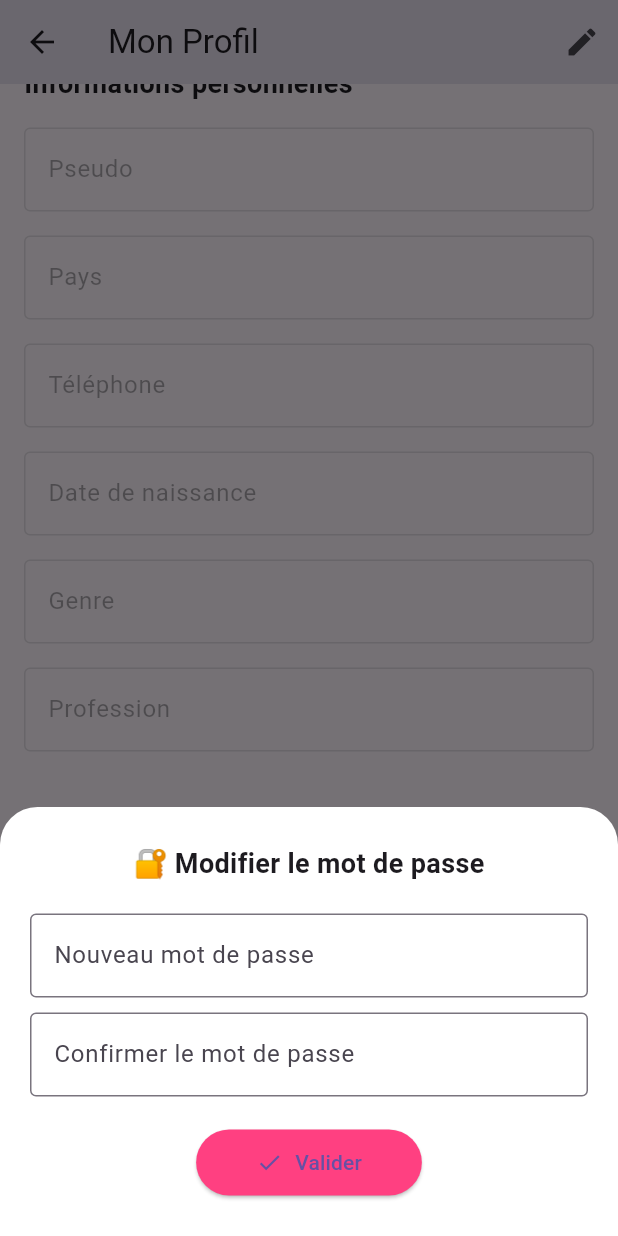
After one commit to BignonBoris/projet-ia-mobile, a Flutter app: the AccountScreen screen opened directly, scrolled down 221 dp, after a tap on the "lock" icon, on a phone screen of 412 x 824 dp. The commit adds this screen. Run offline on Flutter 3.47's test engine with Material 3 defaults, Android fonts, the phone set to English and light mode, and no system bars; our stand-ins replace flutter_colorpicker, flutter_markdown, image_picker, introduction_screen, shared_preferences, socket_io_client; accounts and stored records are empty.

Commit message:
create profile screen

```diff
--- a/lib/classes/button.dart
+++ b/lib/classes/button.dart
@@ -1,13 +1,13 @@
 import 'package:flutter/material.dart';
 
-class Button {
+class ButtonModel {
   final dynamic callAction;
   final String? label;
   final Color? backgroundColor;
   final Color? textColor;
 
-  // Constructeur pour initialiser les propriétés.
-  Button({
+  // Ajoutez le mot-clé 'const' au constructeur
+  const ButtonModel({
     this.callAction,
     this.label = "",
     this.backgroundColor = Colors.pinkAccent,
--- a/lib/main.dart
+++ b/lib/main.dart
@@ -3,6 +3,7 @@ import 'package:projet_ia/screens/home.dart';
 import 'package:provider/provider.dart';
 import 'providers/user_id_provider.dart';
 import 'providers/settings_provider.dart';
+import 'providers/user_provider.dart';
 import 'providers/menu_provider.dart';
 // import 'screens/welcom_chat.dart';
 import 'package:projet_ia/screens/on_bording.dart';
@@ -21,6 +22,7 @@ void main() async {
         ChangeNotifierProvider(create: (_) => UserIdProvider()),
         ChangeNotifierProvider(create: (_) => SettingsProvider()),
         ChangeNotifierProvider(create: (_) => MenuProvider()),
+        ChangeNotifierProvider(create: (_) => UserProvider()),
         // ChangeNotifierProvider(create: (_) => UserIdProvider()..loadUserId()),
       ],
       child: MyApp(seenOnboarding: seenOnboarding),
--- /dev/null
+++ b/lib/providers/user_provider.dart
@@ -0,0 +1,89 @@
+import 'package:flutter/material.dart';
+import 'package:shared_preferences/shared_preferences.dart';
+import 'dart:convert';
+
+class UserProvider with ChangeNotifier {
+  String pseudo = "";
+  String pays = "";
+  String phone = "";
+  String birth = "";
+  String genre = "";
+  String profession = "";
+  String email = "";
+  String password = "";
+  String? profileImagePath;
+
+  bool _isLoaded = false;
+  bool get isLoaded => _isLoaded;
+
+  UserProvider() {
+    _loadUserFromPrefs();
+  }
+
+  Future<void> _loadUserFromPrefs() async {
+    final prefs = await SharedPreferences.getInstance();
+    final userData = prefs.getString('user_data');
+    if (userData != null) {
+      final data = jsonDecode(userData);
+      pseudo = data['pseudo'] ?? "";
+      pays = data['pays'] ?? "";
+      phone = data['phone'] ?? "";
+      birth = data['birth'] ?? "";
+      genre = data['genre'] ?? "";
+      profession = data['profession'] ?? "";
+      email = data['email'] ?? "";
+      password = data['password'] ?? "";
+      profileImagePath = data['profileImagePath'];
+    }
+    _isLoaded = true;
+    notifyListeners();
+  }
+
+  Future<void> _saveUserToPrefs() async {
+    final prefs = await SharedPreferences.getInstance();
+    final data = jsonEncode({
+      'pseudo': pseudo,
+      'pays': pays,
+      'phone': phone,
+      'birth': birth,
+      'genre': genre,
+      'profession': profession,
+      'email': email,
+      'password': password,
+      'profileImagePath': profileImagePath,
+    });
+    await prefs.setString('user_data', data);
+  }
+
+  void updateUser(Map<String, String> updatedData) {
+    pseudo = updatedData['pseudo'] ?? pseudo;
+    pays = updatedData['pays'] ?? pays;
+    phone = updatedData['phone'] ?? phone;
+    birth = updatedData['birth'] ?? birth;
+    genre = updatedData['genre'] ?? genre;
+    profession = updatedData['profession'] ?? profession;
+    email = updatedData['email'] ?? email;
+    _saveUserToPrefs();
+    notifyListeners();
+  }
+
+  void updatePassword(String newPassword) {
+    password = newPassword;
+    _saveUserToPrefs();
+    notifyListeners();
+  }
+
+  void updateProfileImage(String path) {
+    profileImagePath = path;
+    _saveUserToPrefs();
+    notifyListeners();
+  }
+
+  Future<void> clearUser() async {
+    final prefs = await SharedPreferences.getInstance();
+    await prefs.remove('user_data');
+    pseudo = pays = phone = birth = genre = profession = email = password = "";
+    profileImagePath = null;
+    notifyListeners();
+  }
+}
--- /dev/null
+++ b/lib/screens/profile/account.dart
@@ -0,0 +1,354 @@
+import 'dart:io';
+import 'package:flutter/material.dart';
+import 'package:image_picker/image_picker.dart';
+import 'package:provider/provider.dart';
+import 'package:projet_ia/providers/user_provider.dart';
+import "package:projet_ia/screens/profile/login.dart";
+
+class AccountScreen extends StatefulWidget {
+  const AccountScreen({super.key});
+
+  @override
+  State<AccountScreen> createState() => _AccountScreenState();
+}
+
+class _AccountScreenState extends State<AccountScreen> {
+  final _formKey = GlobalKey<FormState>();
+  final ImagePicker _picker = ImagePicker();
+  File? _imageFile;
+  bool _isEditing = false;
+
+  late TextEditingController _pseudoController;
+  late TextEditingController _paysController;
+  late TextEditingController _phoneController;
+  late TextEditingController _birthController;
+  late TextEditingController _genreController;
+  late TextEditingController _professionController;
+  late TextEditingController _emailController;
+
+  @override
+  void initState() {
+    super.initState();
+    final user = context.read<UserProvider>();
+    _pseudoController = TextEditingController(text: user.pseudo);
+    _paysController = TextEditingController(text: user.pays);
+    _phoneController = TextEditingController(text: user.phone);
+    _birthController = TextEditingController(text: user.birth);
+    _genreController = TextEditingController(text: user.genre);
+    _professionController = TextEditingController(text: user.profession);
+    _emailController = TextEditingController(text: user.email);
+  }
+
+  Future<void> _pickImage() async {
+    final pickedFile = await _picker.pickImage(source: ImageSource.gallery);
+    if (pickedFile != null) {
+      setState(() => _imageFile = File(pickedFile.path));
+      context.read<UserProvider>().updateProfileImage(pickedFile.path);
+    }
+  }
+
+  void _openPasswordModal(BuildContext context) {
+    final TextEditingController _newPassword = TextEditingController();
+    final TextEditingController _confirmPassword = TextEditingController();
+
+    showModalBottomSheet(
+      context: context,
+      isScrollControlled: true,
+      backgroundColor: Colors.white,
+      shape: const RoundedRectangleBorder(
+        borderRadius: BorderRadius.vertical(top: Radius.circular(25)),
+      ),
+      builder: (_) {
+        return Padding(
+          padding: EdgeInsets.only(
+            bottom: MediaQuery.of(context).viewInsets.bottom,
+            left: 20,
+            right: 20,
+            top: 25,
+          ),
+          child: Column(
+            mainAxisSize: MainAxisSize.min,
+            children: [
+              const Text(
+                "🔐 Modifier le mot de passe",
+                style: TextStyle(fontSize: 18, fontWeight: FontWeight.bold),
+              ),
+              const SizedBox(height: 20),
+              TextField(
+                controller: _newPassword,
+                obscureText: true,
+                decoration: const InputDecoration(
+                  labelText: "Nouveau mot de passe",
+                  border: OutlineInputBorder(),
+                ),
+              ),
+              const SizedBox(height: 10),
+              TextField(
+                controller: _confirmPassword,
+                obscureText: true,
+                decoration: const InputDecoration(
+                  labelText: "Confirmer le mot de passe",
+                  border: OutlineInputBorder(),
+                ),
+              ),
+              const SizedBox(height: 20),
+              ElevatedButton.icon(
+                icon: const Icon(Icons.check),
+                label: const Text("Valider"),
+                style: ElevatedButton.styleFrom(
+                  backgroundColor: Colors.pinkAccent,
+                  padding: const EdgeInsets.symmetric(
+                    horizontal: 40,
+                    vertical: 12,
+                  ),
+                ),
+                onPressed: () {
+                  if (_newPassword.text == _confirmPassword.text &&
+                      _newPassword.text.isNotEmpty) {
+                    context.read<UserProvider>().updatePassword(
+                      _newPassword.text,
+                    );
+                    Navigator.pop(context);
+                    ScaffoldMessenger.of(context).showSnackBar(
+                      const SnackBar(
+                        content: Text("Mot de passe mis à jour ✅"),
+                      ),
+                    );
+                  } else {
+                    ScaffoldMessenger.of(context).showSnackBar(
+                      const SnackBar(
+                        content: Text(
+                          "Les mots de passe ne correspondent pas ❌",
+                        ),
+                      ),
+                    );
+                  }
+                },
+              ),
+              const SizedBox(height: 25),
+            ],
+          ),
+        );
+      },
+    );
+  }
+
+  @override
+  Widget build(BuildContext context) {
+    final user = context.watch<UserProvider>();
+
+    return Scaffold(
+      appBar: AppBar(
+        title: const Text("Mon Profil"),
+        actions: [
+          IconButton(
+            icon: Icon(_isEditing ? Icons.save : Icons.edit),
+            tooltip: _isEditing ? "Enregistrer" : "Modifier",
+            onPressed: () {
+              if (_isEditing && _formKey.currentState!.validate()) {
+                user.updateUser({
+                  "pseudo": _pseudoController.text,
+                  "pays": _paysController.text,
+                  "phone": _phoneController.text,
+                  "birth": _birthController.text,
+                  "genre": _genreController.text,
+                  "profession": _professionController.text,
+                  "email": _emailController.text,
+                });
+                ScaffoldMessenger.of(context).showSnackBar(
+                  const SnackBar(content: Text("Profil mis à jour ✅")),
+                );
+              }
+              setState(() => _isEditing = !_isEditing);
+            },
+          ),
+        ],
+      ),
+      body: SingleChildScrollView(
+        padding: const EdgeInsets.all(16),
+        child: Form(
+          key: _formKey,
+          child: Column(
+            children: [
+              // 👤 Photo de profil
+              Center(
+                child: Stack(
+                  children: [
+                    CircleAvatar(
+                      radius: 55,
+                      backgroundColor: Colors.grey[300],
+                      backgroundImage:
+                          _imageFile != null
+                              ? FileImage(_imageFile!)
+                              : (user.profileImagePath != null
+                                  ? FileImage(File(user.profileImagePath!))
+                                  : const AssetImage(
+                                        "assets/default_avatar.png",
+                                      )
+                                      as ImageProvider),
+                    ),
+                    if (_isEditing)
+                      Positioned(
+                        bottom: 0,
+                        right: 0,
+                        child: GestureDetector(
+                          onTap: _pickImage,
+                          child: Container(
+                            padding: const EdgeInsets.all(6),
+                            decoration: const BoxDecoration(
+                              shape: BoxShape.circle,
+                              color: Colors.pinkAccent,
+                            ),
+                            child: const Icon(
+                              Icons.camera_alt,
+                              color: Colors.white,
+                              size: 20,
+                            ),
+                          ),
+                        ),
+                      ),
+                  ],
+                ),
+              ),
+              const SizedBox(height: 20),
+              Text(
+                user.pseudo,
+                style: const TextStyle(
+                  fontSize: 20,
+                  fontWeight: FontWeight.bold,
+                ),
+              ),
+              const SizedBox(height: 25),
+
+              _sectionTitle("Informations personnelles"),
+              _buildTextField("Pseudo", _pseudoController),
+              _buildTextField("Pays", _paysController),
+              _buildTextField("Téléphone", _phoneController),
+              _buildTextField("Date de naissance", _birthController),
+              _buildTextField("Genre", _genreController),
+              _buildTextField("Profession", _professionController),
+
+              const SizedBox(height: 25),
+
+              _sectionTitle("Informations de connexion"),
+              _buildTextField(
+                "Adresse e-mail",
+                _emailController,
+                keyboard: TextInputType.emailAddress,
+              ),
+
+              ListTile(
+                title: const Text("Mot de passe"),
+                subtitle: const Text("********"),
+                trailing: IconButton(
+                  icon: const Icon(Icons.lock),
+                  tooltip: "Modifier le mot de passe",
+                  onPressed: () => _openPasswordModal(context),
+                ),
+              ),
+
+              const SizedBox(height: 20),
+              Center(
+                child: ElevatedButton.icon(
+                  style: ElevatedButton.styleFrom(
+                    backgroundColor: Colors.redAccent,
+                    padding: const EdgeInsets.symmetric(
+                      horizontal: 20,
+                      vertical: 12,
+                    ),
+                    shape: RoundedRectangleBorder(
+                      borderRadius: BorderRadius.circular(12),
+                    ),
+                  ),
+                  onPressed: () async {
+                    final confirm = await showDialog<bool>(
+                      context: context,
+                      builder:
+                          (context) => AlertDialog(
+                            title: const Text("Déconnexion"),
+                            content: const Text(
+                              "Souhaitez-vous vraiment vous déconnecter ?",
+                            ),
+                            actions: [
+                              TextButton(
+                                onPressed: () => Navigator.pop(context, false),
+                                child: const Text("Annuler"),
+                              ),
+                              ElevatedButton(
+                                style: ElevatedButton.styleFrom(
+                                  backgroundColor: Colors.redAccent,
+                                ),
+                                onPressed: () => Navigator.pop(context, true),
+                                child: const Text("Oui, déconnecter"),
+                              ),
+                            ],
+                          ),
+                    );
+
+                    if (confirm == true) {
+                      await context.read<UserProvider>().clearUser();
+
+                      // Redirection vers l’écran de login
+                      Navigator.pushAndRemoveUntil(
+                        context,
+                        MaterialPageRoute(builder: (_) => const LoginScreen()),
+                        (route) => false,
+                      );
+                    }
+                  },
+                  icon: const Icon(Icons.logout, color: Colors.white),
+                  label: const Text(
+                    "Se déconnecter",
+                    style: TextStyle(color: Colors.white),
+                  ),
+                ),
+              ),
+              const SizedBox(height: 20),
+            ],
+          ),
+        ),
+      ),
+    );
+  }
+
+  Widget _buildTextField(
+    String label,
+    TextEditingController controller, {
+    bool obscure = false,
+    TextInputType keyboard = TextInputType.text,
+  }) {
+    return Padding(
+      padding: const EdgeInsets.symmetric(vertical: 8),
+      child: TextFormField(
+        controller: controller,
+        enabled: _isEditing,
+        obscureText: obscure,
+        keyboardType: keyboard,
+        decoration: InputDecoration(
+          labelText: label,
+          border: const OutlineInputBorder(),
+          suffixIcon: _isEditing ? const Icon(Icons.edit, size: 18) : null,
+        ),
+        validator: (value) {
+          if (value == null || value.isEmpty) {
+            return "Veuillez remplir ce champ";
+          }
+          return null;
+        },
+      ),
+    );
+  }
+
+  Widget _sectionTitle(String title) {
+    return Align(
+      alignment: Alignment.centerLeft,
+      child: Padding(
+        padding: const EdgeInsets.symmetric(vertical: 8),
+        child: Text(
+          title,
+          style: const TextStyle(fontSize: 18, fontWeight: FontWeight.bold),
+        ),
+      ),
+    );
+  }
+}
--- a/lib/services/connexion.dart
+++ b/lib/services/connexion.dart
@@ -5,8 +5,8 @@ import 'package:http/http.dart' as http;
 import 'package:projet_ia/data/error.dart';
 
 class ConnexionService {
-  // final String baseUrl = "https://fastapi-ia-74eo.onrender.com/groq";
-  final String baseUrl = "http://127.0.0.1:8000/matching";
+  final String baseUrl = "https://fastapi-ia-74eo.onrender.com/matching";
+  // final String baseUrl = "http://127.0.0.1:8000/matching";
 
   Future<List<Map<String, dynamic>>> getAllUserConnexions(
     String uniqueId,
--- a/lib/services/ia_service.dart
+++ b/lib/services/ia_service.dart
@@ -5,8 +5,8 @@ import 'package:http/http.dart' as http;
 import 'package:projet_ia/data/error.dart';
 
 class IAService {
-  // final String baseUrl = "https://fastapi-ia-74eo.onrender.com/groq";
-  final String baseUrl = "http://127.0.0.1:8000/groq";
+  final String baseUrl = "https://fastapi-ia-74eo.onrender.com/groq";
+  // final String baseUrl = "http://127.0.0.1:8000/groq";
 
   Future<List<Map<String, String>>> getUserMessages(String uniqueId) async {
     try {
--- a/lib/services/invitation.dart
+++ b/lib/services/invitation.dart
@@ -6,8 +6,8 @@ import 'package:projet_ia/data/error.dart';
 import 'package:projet_ia/classes/maching_guest_input.dart';
 
 class InvitationService {
-  // final String baseUrl = "https://fastapi-ia-74eo.onrender.com/groq";
-  final String baseUrl = "http://127.0.0.1:8000/matching";
+  final String baseUrl = "https://fastapi-ia-74eo.onrender.com/matching";
+  // final String baseUrl = "http://127.0.0.1:8000/matching";
 
   Future<String> updateInvitation(
     String invitation_id,
--- a/lib/services/matching.dart
+++ b/lib/services/matching.dart
@@ -6,8 +6,8 @@ import 'package:projet_ia/classes/maching_guest_input.dart';
 import 'package:projet_ia/data/error.dart';
 
 class IAMatchingService {
-  // final String baseUrl = "https://fastapi-ia-74eo.onrender.com/groq";
-  final String baseUrl = "http://127.0.0.1:8000/matching";
+  final String baseUrl = "https://fastapi-ia-74eo.onrender.com/matching";
+  // final String baseUrl = "http://127.0.0.1:8000/matching";
 
   Future<String> initMatching(String uniqueId) async {
     try {
--- a/lib/services/users_service.dart
+++ b/lib/services/users_service.dart
@@ -5,8 +5,8 @@ import 'package:http/http.dart' as http;
 import 'package:projet_ia/classes/user.dart';
 
 class UserService {
-  // final String baseUrl = "https://fastapi-ia-74eo.onrender.com/groq";
-  final String baseUrl = "http://127.0.0.1:8000/groq";
+  final String baseUrl = "https://fastapi-ia-74eo.onrender.com/groq";
+  // final String baseUrl = "http://127.0.0.1:8000/groq";
   String Error500 =
       "Connexion Internet absente. Veuillez vérifier votre connexion et réessayer";
 
--- a/pubspec.yaml
+++ b/pubspec.yaml
@@ -45,6 +45,7 @@ dependencies:
   flutter_launcher_icons: ^0.14.2
   introduction_screen: ^3.1.14
   socket_io_client: ^2.0.3
+  image_picker: ^1.1.2
 
 dev_dependencies:
   flutter_test:
@@ -73,7 +74,9 @@ flutter:
   uses-material-design: true
 
   # To add assets to your application, add an assets section, like this:
-  # assets:
+  assets:
+    - assets/default_avatar.png
+
   #   - images/a_dot_burr.jpeg
   #   - images/a_dot_ham.jpeg
 
```
Also changed, not shown: lib/components/start.dart (+10 -10 lines), lib/screens/profil.dart (+11 -7 lines), lib/screens/profile/login.dart (added, +93 -0 lines), assets/default_avatar.png (added), pubspec.lock, 5 other files.
